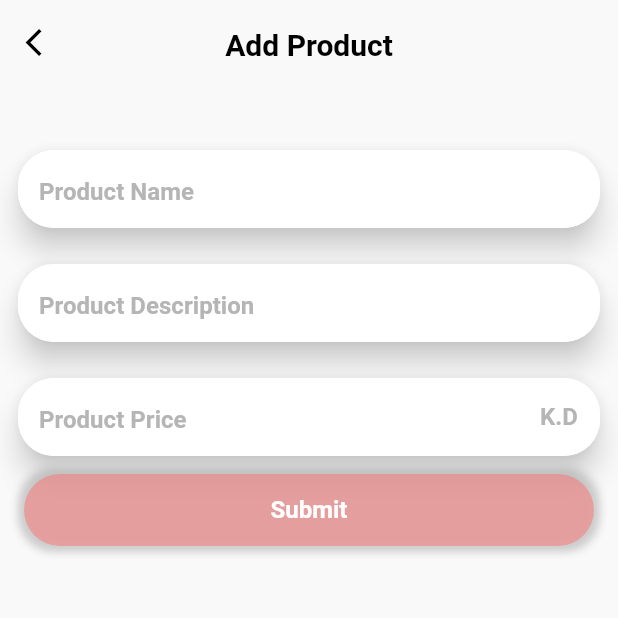
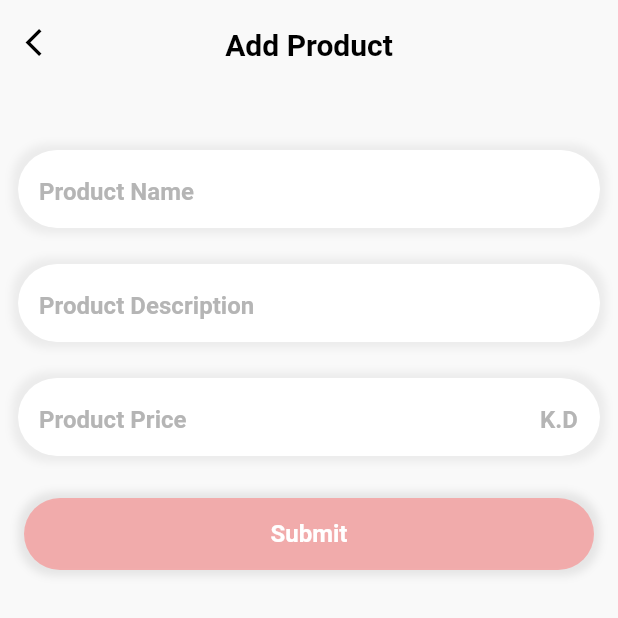
Before and after one commit to RafiMagsi/products_task, a Flutter app: the screen it shows after launch, after a tap on "Add Product", on a phone screen of 412 x 824 dp, the top half of it. Run offline on Flutter 3.47's test engine with Material 2 defaults, Android fonts, the phone set to English and light mode, and no system bars; our stand-ins replace get, get_storage; Roboto replaces fonts that are missing (Cairo).

Commit message:
App theme added. Both dark and light themes are applied depending on device mode. All colors working according to theme. Products list separated from the manage product view.

```diff
--- a/lib/Configs/app_colors.dart
+++ b/lib/Configs/app_colors.dart
@@ -1,14 +1,33 @@
 import 'package:flutter/material.dart';
+import 'package:get/get.dart';
 
 // AppColors class contains all the colors for the application
 class AppColors {
-  static const Color primary = Color(0xFFFD7272); // Main color of the app
+  final bool darkMode;
+  AppColors(this.darkMode);
+  // Light Theme Colors
+  static const Color buttonColor = Color(0xFFFD7272); // Main color of the app
   static const Color white = Color(0xFFFFFFFF); // White color
-  static const Color textBlack = Color(0xFF000000); // Black text color, for Titles
+  static const Color textColor = Color(0xFF000000); // Black text color, for Titles
   static const Color textSubtitle = Color(0xFF737373); // Subtitle color
   static const Color hintColor = Color(0xFFB5B5B5);
-  static const Color inputBorderColor = Color(0xFFFD7272); // Border color
-  static const Color background = Color(0xFFF9F9F9);
+  static const Color inputBorderColor = Color(0xFF737373); // Border color
+  static const Color primary = Color(0xFFF9F9F9);
   static const Color error = Color(0xFFD94F4F);
   static const Color popup = Color(0xFF08B43D);
+
+  //Dart theme colors
+  static const Color textColorD = Color(0xFFE9E9E9);
+  static const Color textSubtitleD = Color(0xFF737373);
+  static const Color primaryD = Color(0xFF222222);
+
+// Get Theme Color based on system preferences
+
+  static Color getModeColor(BuildContext context, [Color? color1, Color? color2]) {
+    if (Get.isDarkMode) {
+      return color1 ?? Colors.white;
+    } else {
+      return color2 ?? textColor;
+    }
+  }
 }
--- a/lib/Configs/app_pages.dart
+++ b/lib/Configs/app_pages.dart
@@ -1,7 +1,7 @@
 import 'package:get/get.dart';
 import 'package:products_task/Bindings/manage_binding.dart';
-import 'package:products_task/Pages/add_product.dart';
-import 'package:products_task/Pages/manage_products.dart';
+import 'package:products_task/Pages/Products/add_product.dart';
+import 'package:products_task/Pages/Products/manage_products.dart';
 
 class AppPages {
   static const initial = '/manage_products';
--- a/lib/Configs/text_styles.dart
+++ b/lib/Configs/text_styles.dart
@@ -1,9 +1,10 @@
 import 'package:flutter/cupertino.dart';
 import 'package:products_task/Configs/app_colors.dart';
+import 'package:get/get.dart';
 
 class AppStyles {
   static TextStyle titleStyle({
-    Color color = AppColors.textBlack,
+    Color color = AppColors.textColor,
     double height = 1.5,
   }) {
     return TextStyle(
@@ -27,7 +28,7 @@
   }
 
   static TextStyle priceStyle({
-    Color color = AppColors.primary,
+    Color color = AppColors.buttonColor,
     double height = 1.5,
   }) {
     return TextStyle(
@@ -42,7 +43,7 @@
     Color color = AppColors.hintColor,
   }) {
     return TextStyle(
-      color: color,
+      color: Get.isDarkMode ? AppColors.textSubtitle : color,
       fontSize: 16,
       fontWeight: FontWeight.bold,
       letterSpacing: 0.03,
@@ -57,4 +58,12 @@
       height: 0.8,
     );
   }
+
+  static BoxShadow boxShadow() {
+    return BoxShadow(
+      color: AppColors.inputBorderColor.withOpacity(Get.isDarkMode ? 0.05 : 0.15),
+      blurRadius: 4,
+      spreadRadius: 4,
+    );
+  }
 }
--- /dev/null
+++ b/lib/Helpers/app_theme.dart
@@ -0,0 +1,150 @@
+import 'package:flutter/material.dart';
+import 'package:flutter/services.dart';
+import 'package:products_task/Configs/app_colors.dart';
+import 'package:products_task/Configs/app_sizes.dart';
+import 'package:products_task/Configs/text_styles.dart';
+
+class AppTheme {
+  // Theme Data Light
+  static ThemeData lightTheme() {
+    return ThemeData(
+      shadowColor: Colors.grey.withOpacity(0.15),
+      textTheme: TextTheme(
+        bodyText2: AppStyles.titleStyle(color: AppColors.textColor).copyWith(fontSize: 14),
+        subtitle1: AppStyles.titleStyle(),
+        subtitle2: AppStyles.subTitleStyle(),
+      ),
+      dividerColor: Colors.transparent,
+      scaffoldBackgroundColor: AppColors.primary,
+      dividerTheme: DividerThemeData(
+        color: Colors.grey[200],
+      ),
+      primaryColor: AppColors.buttonColor,
+      brightness: Brightness.light,
+      backgroundColor: AppColors.primary,
+      progressIndicatorTheme: const ProgressIndicatorThemeData(
+        color: AppColors.buttonColor,
+      ),
+      visualDensity: VisualDensity.adaptivePlatformDensity,
+      canvasColor: AppColors.white,
+      cardColor: Colors.white,
+      iconTheme: const IconThemeData(
+        color: AppColors.textColor,
+        size: 25,
+      ),
+      appBarTheme: AppBarTheme(
+        centerTitle: false, // 1
+        titleTextStyle: AppStyles.titleStyle(color: AppColors.textColor).copyWith(fontSize: 20, fontWeight: FontWeight.bold),
+        iconTheme: IconThemeData(
+          color: AppColors.textColor,
+          size: 22,
+        ),
+        actionsIconTheme: IconThemeData(
+          color: AppColors.textColor,
+          size: 22,
+        ),
+        color: AppColors.primary,
+        elevation: 0, systemOverlayStyle: SystemUiOverlayStyle.dark,
+      ),
+      textSelectionTheme: const TextSelectionThemeData(
+        cursorColor: AppColors.buttonColor,
+      ),
+      inputDecorationTheme: InputDecorationTheme(
+        filled: true,
+        hintStyle: AppStyles.hintStyle().copyWith(height: 1),
+        labelStyle: AppStyles.titleStyle(color: AppColors.textColorD),
+        border: OutlineInputBorder(
+          borderRadius: BorderRadius.all(Radius.circular(AppSizes.xLargeSpacing)),
+          borderSide: BorderSide.none,
+        ),
+        fillColor: Colors.white,
+        focusedBorder: OutlineInputBorder(
+          borderRadius: BorderRadius.all(Radius.circular(AppSizes.xLargeSpacing)),
+          borderSide: BorderSide.none,
+        ),
+        enabledBorder: OutlineInputBorder(
+          borderRadius: BorderRadius.all(Radius.circular(AppSizes.xLargeSpacing)),
+          borderSide: BorderSide.none,
+        ),
+        errorBorder: OutlineInputBorder(
+          borderRadius: BorderRadius.all(Radius.circular(AppSizes.xLargeSpacing)),
+          borderSide: BorderSide.none,
+        ),
+        disabledBorder: InputBorder.none,
+      ),
+    );
+  }
+
+// Theme data Dark
+  static ThemeData darkTheme() {
+    return ThemeData(
+      shadowColor: Colors.grey.withOpacity(0.025),
+      textTheme: TextTheme(
+        bodyText2: AppStyles.titleStyle(color: AppColors.textColorD).copyWith(fontSize: 14),
+        subtitle1: AppStyles.titleStyle(color: AppColors.textColorD),
+        subtitle2: AppStyles.subTitleStyle(color: AppColors.textColorD),
+      ),
+      dividerColor: Colors.transparent,
+      scaffoldBackgroundColor: AppColors.primaryD,
+      dividerTheme: DividerThemeData(
+        color: Colors.grey[200],
+      ),
+      primaryColor: AppColors.buttonColor,
+      brightness: Brightness.dark,
+      backgroundColor: AppColors.primaryD,
+      progressIndicatorTheme: const ProgressIndicatorThemeData(
+        color: AppColors.buttonColor,
+      ),
+      visualDensity: VisualDensity.adaptivePlatformDensity,
+      canvasColor: AppColors.primaryD,
+      cardColor: Colors.black,
+      iconTheme: const IconThemeData(
+        color: AppColors.white,
+        size: 25,
+      ),
+      appBarTheme: AppBarTheme(
+        centerTitle: false, // 1
+        titleTextStyle: AppStyles.titleStyle(color: AppColors.textColorD).copyWith(
+          fontSize: 20,
+          fontWeight: FontWeight.bold,
+        ),
+        iconTheme: IconThemeData(
+          color: AppColors.textColorD,
+          size: 22,
+        ),
+        actionsIconTheme: IconThemeData(
+          color: AppColors.textColorD,
+          size: 22,
+        ),
+        color: AppColors.primaryD,
+        elevation: 0, systemOverlayStyle: SystemUiOverlayStyle.light,
+      ),
+      textSelectionTheme: const TextSelectionThemeData(
+        cursorColor: AppColors.buttonColor,
+      ),
+      inputDecorationTheme: InputDecorationTheme(
+        filled: true,
+        hintStyle: AppStyles.hintStyle().copyWith(height: 1),
+        labelStyle: AppStyles.titleStyle(color: AppColors.textColorD),
+        border: OutlineInputBorder(
+          borderRadius: BorderRadius.all(Radius.circular(AppSizes.xLargeSpacing)),
+          borderSide: BorderSide.none,
+        ),
+        fillColor: Colors.black,
+        focusedBorder: OutlineInputBorder(
+          borderRadius: BorderRadius.all(Radius.circular(AppSizes.xLargeSpacing)),
+          borderSide: BorderSide.none,
+        ),
+        enabledBorder: OutlineInputBorder(
+          borderRadius: BorderRadius.all(Radius.circular(AppSizes.xLargeSpacing)),
+          borderSide: BorderSide.none,
+        ),
+        errorBorder: OutlineInputBorder(
+          borderRadius: BorderRadius.all(Radius.circular(AppSizes.xLargeSpacing)),
+          borderSide: BorderSide.none,
+        ),
+        disabledBorder: InputBorder.none,
+      ),
+    );
+  }
+}
--- a/lib/Helpers/dialog_helper.dart
+++ b/lib/Helpers/dialog_helper.dart
@@ -33,7 +33,7 @@
       title,
       message,
       forwardAnimationCurve: Curves.elasticOut,
-      backgroundColor: Colors.white,
+      backgroundColor: Get.theme.backgroundColor,
       borderRadius: 0,
       barBlur: 100,
       snackStyle: SnackStyle.FLOATING,
--- a/lib/Helpers/loading_dialog.dart
+++ b/lib/Helpers/loading_dialog.dart
@@ -21,7 +21,7 @@
           child: Column(
             mainAxisSize: MainAxisSize.min,
             children: [
-              CircularProgressIndicator(color: AppColors.primary),
+              CircularProgressIndicator(color: AppColors.buttonColor),
               Text(widget.loadingText ?? ''),
             ],
           ),
--- a/lib/Helpers/storage_manager.dart
+++ b/lib/Helpers/storage_manager.dart
@@ -6,7 +6,7 @@
   static String isFirstLaunch = 'first_launch';
   static String products = 'products';
 
-  static bool getBool(String key) {
+  static Future<bool> getBool(String key) async {
     return _box.read(key) ?? false;
   }
 
--- a/lib/Pages/add_product.dart
+++ b/lib/Pages/Products/add_product.dart
@@ -1,6 +1,5 @@
 import 'package:flutter/material.dart';
 import 'package:flutter/services.dart';
-import 'package:products_task/Configs/app_colors.dart';
 import 'package:products_task/Configs/app_sizes.dart';
 import 'package:products_task/Configs/app_strings.dart';
 import 'package:products_task/Configs/text_styles.dart';
@@ -23,7 +22,6 @@
   Widget build(BuildContext context) {
     return Scaffold(
       appBar: CustomAppBar(title: "Add Product"),
-      backgroundColor: AppColors.background,
       body: Column(
         children: [
           Form(
@@ -44,7 +42,9 @@
                   inputController: controller.priceController,
                   suffix: Text(AppStrings.currency, style: AppStyles.hintStyle()),
                   inputFormatters: [FilteringTextInputFormatter.digitsOnly],
+                  textInputType: TextInputType.number,
                 ),
+                SizedBox(height: AppSizes.largeSpacing),
                 Obx(
                   () => CustomButton(
                     title: "Submit",
--- a/lib/Pages/manage_products.dart
+++ b/lib/Pages/Products/manage_products.dart
@@ -1,14 +1,12 @@
 import 'package:flutter/material.dart';
-import 'package:products_task/Configs/app_colors.dart';
 import 'package:products_task/Configs/app_pages.dart';
 import 'package:products_task/Configs/app_sizes.dart';
 import 'package:products_task/Controllers/products_controller.dart';
-import 'package:products_task/Models/product_model.dart';
+import 'package:products_task/Pages/Products/products_list.dart';
 import 'package:products_task/Widgets/custom_app_bar.dart';
 import 'package:products_task/Widgets/custom_button.dart';
 import 'package:products_task/Widgets/custom_text_field.dart';
 import 'package:products_task/Widgets/empty_message.dart';
-import 'package:products_task/Widgets/product_item.dart';
 import 'package:get/get.dart';
 
 // Manage products page
@@ -42,20 +40,11 @@
                     return controller.getProducts();
                   },
                   child: Container(
-                      decoration: BoxDecoration(color: AppColors.background),
                       padding: EdgeInsets.symmetric(horizontal: AppSizes.pagePadding),
                       child: Obx(
                         () => controller.productsList.isNotEmpty
-                            ? ListView.builder(
-                                shrinkWrap: true,
-                                physics: AlwaysScrollableScrollPhysics(),
-                                padding: EdgeInsets.only(bottom: AppSizes.buttonHeight_2 * 2),
-                                itemCount: controller.productsList.length,
-                                itemBuilder: (BuildContext context, int index) {
-                                  ProductModel product = controller.productsList.elementAt(index);
-                                  return ProductItem(product: product);
-                                })
-                            : EmptyMessage(),
+                            ? ProductsListView(controller: controller)
+                            : EmptyMessage(message: "No products found"),
                       )),
                 ),
               ),
--- /dev/null
+++ b/lib/Pages/Products/products_list.dart
@@ -0,0 +1,27 @@
+import 'package:flutter/material.dart';
+import 'package:products_task/Configs/app_sizes.dart';
+import 'package:products_task/Controllers/products_controller.dart';
+import 'package:products_task/Models/product_model.dart';
+import 'package:products_task/Widgets/product_item.dart';
+
+class ProductsListView extends StatelessWidget {
+  const ProductsListView({
+    Key? key,
+    required this.controller,
+  }) : super(key: key);
+
+  final ProductsController controller;
+
+  @override
+  Widget build(BuildContext context) {
+    return ListView.builder(
+        shrinkWrap: true,
+        physics: AlwaysScrollableScrollPhysics(),
+        padding: EdgeInsets.only(bottom: AppSizes.buttonHeight_2 * 2),
+        itemCount: controller.productsList.length,
+        itemBuilder: (BuildContext context, int index) {
+          ProductModel product = controller.productsList.elementAt(index);
+          return ProductItem(product: product);
+        });
+  }
+}
--- a/lib/Widgets/custom_app_bar.dart
+++ b/lib/Widgets/custom_app_bar.dart
@@ -1,6 +1,4 @@
 import 'package:flutter/material.dart';
-import 'package:products_task/Configs/app_colors.dart';
-import 'package:products_task/Configs/text_styles.dart';
 
 // Custom AppBar class
 class CustomAppBar extends StatelessWidget implements PreferredSizeWidget {
@@ -17,12 +15,13 @@
         child: AppBar(
           leading: !rootPage!
               ? IconButton(
-                  icon: Icon(Icons.arrow_back_ios, color: Colors.black),
+                  icon: Icon(
+                    Icons.arrow_back_ios,
+                  ),
                   onPressed: () => Navigator.of(context).pop(),
                 )
               : SizedBox(),
-          backgroundColor: AppColors.background,
-          title: Text(title ?? "", style: AppStyles.titleStyle().copyWith(fontSize: 20, fontWeight: FontWeight.bold)),
+          title: Text(title ?? ""),
           centerTitle: true,
           automaticallyImplyLeading: false,
           titleSpacing: 0,
--- a/lib/Widgets/custom_button.dart
+++ b/lib/Widgets/custom_button.dart
@@ -22,15 +22,9 @@
         padding: EdgeInsets.symmetric(vertical: AppSizes.largeSpacing),
         alignment: Alignment.center,
         decoration: BoxDecoration(
-          color: enabled! ? AppColors.primary : AppColors.primary.withOpacity(0.5),
+          color: enabled! ? AppColors.buttonColor : AppColors.buttonColor.withOpacity(0.5),
           borderRadius: BorderRadius.circular(AppSizes.largeSpacing_2),
-          boxShadow: [
-            BoxShadow(
-              color: Colors.grey.withOpacity(0.5),
-              blurRadius: 4,
-              spreadRadius: 4,
-            ),
-          ],
+          boxShadow: [AppStyles.boxShadow()],
         ),
         child: Text(
           title!,
--- a/lib/Widgets/custom_text_field.dart
+++ b/lib/Widgets/custom_text_field.dart
@@ -1,9 +1,9 @@
 import 'package:flutter/material.dart';
 import 'package:flutter/services.dart';
-import 'package:products_task/Configs/app_colors.dart';
 import 'package:products_task/Configs/app_sizes.dart';
 import 'package:products_task/Configs/text_styles.dart';
 import 'package:products_task/Helpers/validators.dart';
+import 'package:get/get.dart';
 
 class CustomTextField extends StatelessWidget {
   final bool? disableInteraction;
@@ -45,11 +45,14 @@
   Widget build(BuildContext context) {
     return Container(
       margin: EdgeInsets.all(AppSizes.mediumSpacing_2),
-      child: Material(
-        shadowColor: Colors.grey.shade300,
+      decoration: BoxDecoration(borderRadius: BorderRadius.circular(AppSizes.largeSpacing_2), boxShadow: [
+        BoxShadow(
+          color: Get.theme.shadowColor,
+          blurRadius: 4,
+          spreadRadius: 4,
+        )
+      ]),
       clipBehavior: Clip.antiAlias,
-        borderRadius: BorderRadius.circular(AppSizes.largeSpacing_2),
-        elevation: 8,
       child: TextFormField(
         enableInteractiveSelection: disableInteraction!,
         onChanged: (text) {
@@ -68,16 +71,7 @@
         autocorrect: false,
         decoration: decoration ??
             InputDecoration(
-                filled: true,
-                border: InputBorder.none,
-                fillColor: Colors.white,
-                focusColor: Colors.blue,
-                focusedBorder: InputBorder.none,
-                enabledBorder: InputBorder.none,
-                errorBorder: InputBorder.none,
-                disabledBorder: InputBorder.none,
               hintText: placeHolder ?? '${'Enter'} $title',
-                hintStyle: AppStyles.hintStyle().copyWith(height: 1),
               contentPadding: EdgeInsetsDirectional.all(14),
               errorStyle: AppStyles.errorTextStyle().copyWith(height: 1.2),
               counterText: '',
@@ -86,13 +80,12 @@
               suffixIcon: suffix,
             ),
         maxLength: maxLength!,
-          style: AppStyles.titleStyle(color: AppColors.textSubtitle),
+        // style: Get.textTheme.bodyText2,
         keyboardType: textInputType,
         textInputAction: TextInputAction.next,
         focusNode: focusNode,
         onFieldSubmitted: onSubmitted,
       ),
-      ),
     );
   }
 }
--- a/lib/Widgets/empty_message.dart
+++ b/lib/Widgets/empty_message.dart
@@ -1,10 +1,19 @@
 import 'package:flutter/material.dart';
+import 'package:products_task/Configs/app_sizes.dart';
 
 class EmptyMessage extends StatelessWidget {
-  const EmptyMessage({Key? key}) : super(key: key);
+  final String? message;
+  const EmptyMessage({Key? key, this.message = ""}) : super(key: key);
 
   @override
   Widget build(BuildContext context) {
-    return Center(child: Text("No products found"));
+    return Center(
+        child: Column(
+      children: [
+        Icon(Icons.error_outline),
+        SizedBox(height: AppSizes.largeSpacing),
+        Text(message!),
+      ],
+    ));
   }
 }
--- a/lib/Widgets/product_item.dart
+++ b/lib/Widgets/product_item.dart
@@ -1,9 +1,9 @@
 import 'package:flutter/material.dart';
-import 'package:products_task/Configs/app_colors.dart';
 import 'package:products_task/Configs/app_sizes.dart';
 import 'package:products_task/Configs/app_strings.dart';
 import 'package:products_task/Configs/text_styles.dart';
 import 'package:products_task/Models/product_model.dart';
+import 'package:get/get.dart';
 
 class ProductItem extends StatelessWidget {
   final ProductModel? product;
@@ -14,17 +14,13 @@
 
   @override
   Widget build(BuildContext context) {
-    return Container(
-      decoration:
-          BoxDecoration(color: AppColors.white, borderRadius: BorderRadius.circular(AppSizes.mediumSpacing_2), boxShadow: [
-        BoxShadow(
-          color: Colors.grey.withOpacity(0.15),
-          blurRadius: 4,
-          spreadRadius: 4,
-        )
-      ]),
+    return Card(
+      margin: EdgeInsets.symmetric(vertical: AppSizes.mediumSpacing),
+      shape: RoundedRectangleBorder(borderRadius: BorderRadius.circular(AppSizes.mediumSpacing_2)),
+      elevation: 8,
+      shadowColor: Colors.grey.withOpacity(Get.isDarkMode ? 0.05 : 0.15),
+      child: Container(
         padding: EdgeInsets.symmetric(vertical: AppSizes.mediumSpacing_2, horizontal: AppSizes.mediumSpacing),
-      margin: EdgeInsets.all(AppSizes.mediumSpacing),
         child: Column(
           mainAxisSize: MainAxisSize.min,
           mainAxisAlignment: MainAxisAlignment.start,
@@ -33,20 +29,19 @@
             Text(
               product!.name!,
               textAlign: TextAlign.start,
-            style: AppStyles.titleStyle(),
             ),
             Text(
               product!.description!,
               textAlign: TextAlign.start,
-            style: AppStyles.subTitleStyle(),
+              style: Get.theme.textTheme.subtitle2,
             ),
             Text(
               product!.price!.toString() + " " + AppStrings.currency,
               textAlign: TextAlign.start,
               style: AppStyles.priceStyle(),
             ),
-          Container(),
           ],
+        ),
       ),
     );
   }
--- a/lib/main.dart
+++ b/lib/main.dart
@@ -1,9 +1,8 @@
 import 'package:flutter/material.dart';
-import 'package:flutter/services.dart';
 import 'package:get/get.dart';
 import 'package:get_storage/get_storage.dart';
-import 'package:products_task/Configs/app_colors.dart';
 import 'package:products_task/Configs/app_pages.dart';
+import 'package:products_task/Helpers/app_theme.dart';
 
 Future<void> main() async {
   await GetStorage.init();
@@ -25,54 +24,8 @@
       },
       child: GetMaterialApp(
         title: 'Manage Products',
-        theme: ThemeData(
-          dividerColor: Colors.transparent,
-          dividerTheme: DividerThemeData(
-            color: Colors.grey[200],
-          ),
-          primaryColor: AppColors.primary,
-          brightness: Brightness.light,
-          backgroundColor: AppColors.white,
-          progressIndicatorTheme: const ProgressIndicatorThemeData(
-            color: AppColors.primary,
-          ),
-          visualDensity: VisualDensity.adaptivePlatformDensity,
-          fontFamily: 'Cairo',
-          canvasColor: AppColors.white,
-          cardColor: Colors.white,
-          iconTheme: const IconThemeData(
-            color: AppColors.textBlack,
-            size: 25,
-          ),
-          appBarTheme: const AppBarTheme(
-            centerTitle: false, // 1
-            iconTheme: IconThemeData(
-              color: AppColors.textBlack,
-              size: 22,
-            ),
-            actionsIconTheme: IconThemeData(
-              color: AppColors.textBlack,
-              size: 22,
-            ),
-            color: Colors.white,
-            elevation: 0, systemOverlayStyle: SystemUiOverlayStyle.light,
-          ),
-          textSelectionTheme: const TextSelectionThemeData(
-            cursorColor: AppColors.primary,
-          ),
-          inputDecorationTheme: const InputDecorationTheme(
-            enabledBorder: UnderlineInputBorder(
-              borderSide: BorderSide(
-                color: AppColors.inputBorderColor,
-              ),
-            ),
-            focusedBorder: UnderlineInputBorder(
-              borderSide: BorderSide(
-                color: AppColors.primary,
-              ),
-            ),
-          ),
-        ),
+        theme: AppTheme.lightTheme(),
+        darkTheme: AppTheme.darkTheme(),
         debugShowCheckedModeBanner: false,
         initialRoute: AppPages.initial,
         getPages: AppPages.appPages,
```
Lines whose indentation alone changed are shown as unchanged.
